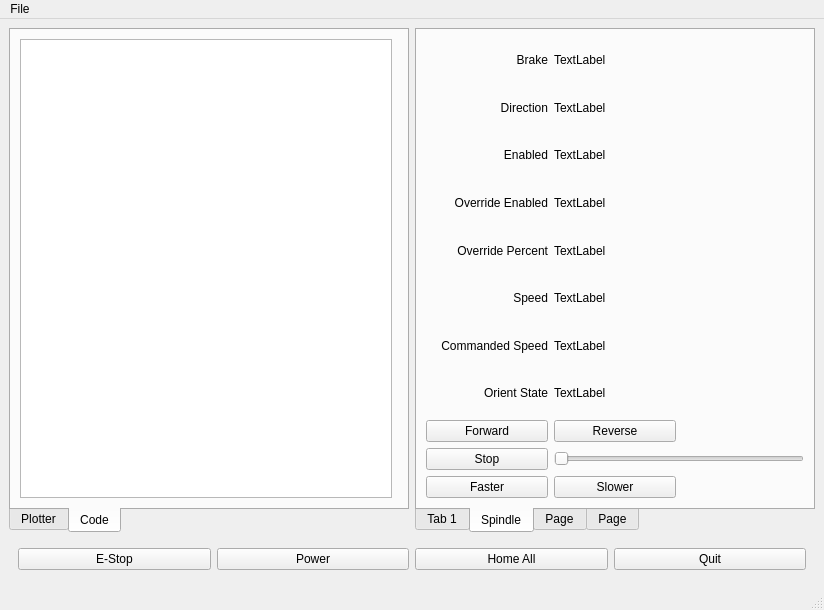
The window that examples/xyz-metric/xyz-metric.ui (jethornton/flexgui) describes before a commit, drawn with Qt 5.
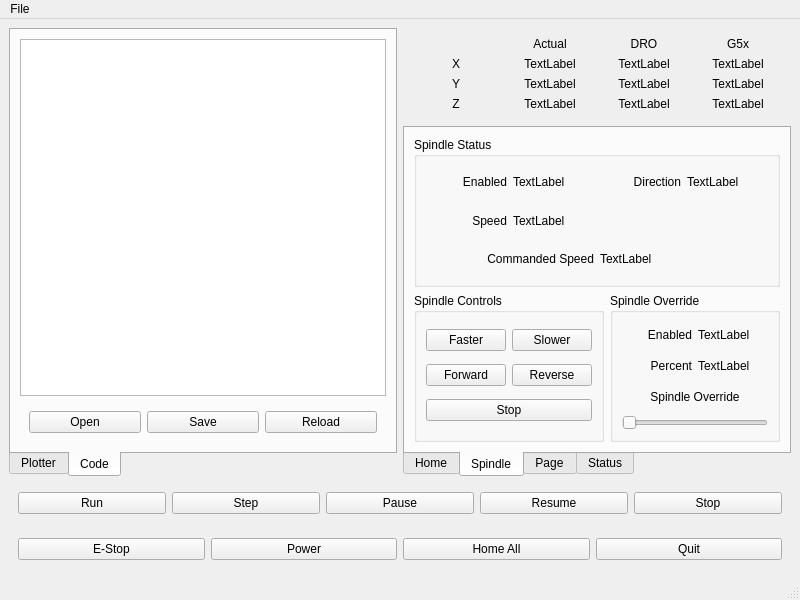
The same window after the commit. The open tabs and pages were chosen to show the change.

What changed in the file:
```diff
--- a/examples/xyz-metric/xyz-metric.ui
+++ b/examples/xyz-metric/xyz-metric.ui
@@ -6,8 +6,8 @@
    <rect>
     <x>0</x>
     <y>0</y>
-    <width>824</width>
-    <height>610</height>
+    <width>800</width>
+    <height>600</height>
    </rect>
   </property>
   <property name="windowTitle">
@@ -15,7 +15,261 @@
   </property>
   <widget class="QWidget" name="centralwidget">
    <layout class="QGridLayout" name="gridLayout">
+    <item row="1" column="2" colspan="2">
+     <widget class="QTabWidget" name="tabWidget_2">
+      <property name="tabPosition">
+       <enum>QTabWidget::South</enum>
+      </property>
+      <property name="currentIndex">
+       <number>1</number>
+      </property>
+      <widget class="QWidget" name="tab_3">
+       <attribute name="title">
+        <string>Home</string>
+       </attribute>
+      </widget>
+      <widget class="QWidget" name="tab_4">
+       <attribute name="title">
+        <string>Spindle</string>
+       </attribute>
+       <layout class="QGridLayout" name="gridLayout_2" columnstretch="1,1">
+        <item row="0" column="0" colspan="2">
+         <widget class="QGroupBox" name="groupBox_3">
+          <property name="title">
+           <string>Spindle Status</string>
+          </property>
+          <layout class="QGridLayout" name="gridLayout_6">
+           <item row="0" column="2">
+            <widget class="QLabel" name="label_2">
+             <property name="text">
+              <string>Direction</string>
+             </property>
+             <property name="alignment">
+              <set>Qt::AlignRight|Qt::AlignTrailing|Qt::AlignVCenter</set>
+             </property>
+            </widget>
+           </item>
+           <item row="0" column="0">
+            <widget class="QLabel" name="label_3">
+             <property name="text">
+              <string>Enabled</string>
+             </property>
+             <property name="alignment">
+              <set>Qt::AlignRight|Qt::AlignTrailing|Qt::AlignVCenter</set>
+             </property>
+            </widget>
+           </item>
+           <item row="0" column="1">
+            <widget class="QLabel" name="spindle_enabled_lb">
+             <property name="text">
+              <string>TextLabel</string>
+             </property>
+            </widget>
+           </item>
+           <item row="2" column="1">
+            <widget class="QLabel" name="spindle_speed_lb">
+             <property name="text">
+              <string>TextLabel</string>
+             </property>
+            </widget>
+           </item>
+           <item row="2" column="0">
+            <widget class="QLabel" name="label_5">
+             <property name="text">
+              <string>Speed</string>
+             </property>
+             <property name="alignment">
+              <set>Qt::AlignRight|Qt::AlignTrailing|Qt::AlignVCenter</set>
+             </property>
+            </widget>
+           </item>
+           <item row="0" column="3">
+            <widget class="QLabel" name="spindle_direction_lb">
+             <property name="text">
+              <string>TextLabel</string>
+             </property>
+            </widget>
+           </item>
+           <item row="3" column="2">
+            <widget class="QLabel" name="spindle_cmd_speed_lb">
+             <property name="text">
+              <string>TextLabel</string>
+             </property>
+            </widget>
+           </item>
+           <item row="3" column="0" colspan="2">
+            <widget class="QLabel" name="label_7">
+             <property name="text">
+              <string>Commanded Speed</string>
+             </property>
+             <property name="alignment">
+              <set>Qt::AlignRight|Qt::AlignTrailing|Qt::AlignVCenter</set>
+             </property>
+            </widget>
+           </item>
+          </layout>
+         </widget>
+        </item>
+        <item row="1" column="0">
+         <widget class="QGroupBox" name="groupBox_2">
+          <property name="title">
+           <string>Spindle Controls</string>
+          </property>
+          <layout class="QGridLayout" name="gridLayout_5">
+           <item row="2" column="0" colspan="2">
+            <widget class="QPushButton" name="spindle_stop_pb">
+             <property name="text">
+              <string>Stop</string>
+             </property>
+            </widget>
+           </item>
+           <item row="1" column="1">
+            <widget class="QPushButton" name="spindle_rev_pb">
+             <property name="text">
+              <string>Reverse</string>
+             </property>
+            </widget>
+           </item>
+           <item row="1" column="0">
+            <widget class="QPushButton" name="spindle_fwd_pb">
+             <property name="text">
+              <string>Forward</string>
+             </property>
+            </widget>
+           </item>
+           <item row="0" column="0">
+            <widget class="QPushButton" name="spindle_plus_pb">
+             <property name="text">
+              <string>Faster</string>
+             </property>
+            </widget>
+           </item>
+           <item row="0" column="1">
+            <widget class="QPushButton" name="spindle_minus_pb">
+             <property name="text">
+              <string>Slower</string>
+             </property>
+            </widget>
+           </item>
+          </layout>
+         </widget>
+        </item>
+        <item row="1" column="1">
+         <widget class="QGroupBox" name="groupBox">
+          <property name="title">
+           <string>Spindle Override</string>
+          </property>
+          <layout class="QGridLayout" name="gridLayout_4">
+           <item row="1" column="1">
+            <widget class="QLabel" name="spindle_override_lb">
+             <property name="text">
+              <string>TextLabel</string>
+             </property>
+            </widget>
+           </item>
+           <item row="1" column="0">
+            <widget class="QLabel" name="label_6">
+             <property name="text">
+              <string>Percent</string>
+             </property>
+             <property name="alignment">
+              <set>Qt::AlignRight|Qt::AlignTrailing|Qt::AlignVCenter</set>
+             </property>
+            </widget>
+           </item>
+           <item row="0" column="0">
+            <widget class="QLabel" name="label_4">
+             <property name="text">
+              <string>Enabled</string>
+             </property>
+             <property name="alignment">
+              <set>Qt::AlignRight|Qt::AlignTrailing|Qt::AlignVCenter</set>
+             </property>
+            </widget>
+           </item>
+           <item row="2" column="0" colspan="2">
+            <widget class="QLabel" name="label">
+             <property name="text">
+              <string>Spindle Override</string>
+             </property>
+             <property name="alignment">
+              <set>Qt::AlignCenter</set>
+             </property>
+            </widget>
+           </item>
+           <item row="0" column="1">
+            <widget class="QLabel" name="spindle_override_enabled_lb">
+             <property name="text">
+              <string>TextLabel</string>
+             </property>
+            </widget>
+           </item>
+           <item row="3" column="0" colspan="2">
+            <widget class="QSlider" name="spindle_override_sl">
+             <property name="orientation">
+              <enum>Qt::Horizontal</enum>
+             </property>
+            </widget>
+           </item>
+          </layout>
+         </widget>
+        </item>
+       </layout>
+      </widget>
+      <widget class="QWidget" name="tab_5">
+       <attribute name="title">
+        <string>Page</string>
+       </attribute>
+      </widget>
+      <widget class="QWidget" name="tab_6">
+       <attribute name="title">
+        <string>Status</string>
+       </attribute>
+      </widget>
+     </widget>
+    </item>
     <item row="2" column="0" colspan="4">
+     <widget class="QWidget" name="widget_3" native="true">
+      <layout class="QHBoxLayout" name="horizontalLayout_4">
+       <item>
+        <widget class="QPushButton" name="run_pb">
+         <property name="text">
+          <string>Run</string>
+         </property>
+        </widget>
+       </item>
+       <item>
+        <widget class="QPushButton" name="step_pb">
+         <property name="text">
+          <string>Step</string>
+         </property>
+        </widget>
+       </item>
+       <item>
+        <widget class="QPushButton" name="pause_pb">
+         <property name="text">
+          <string>Pause</string>
+         </property>
+        </widget>
+       </item>
+       <item>
+        <widget class="QPushButton" name="resume_pb">
+         <property name="text">
+          <string>Resume</string>
+         </property>
+        </widget>
+       </item>
+       <item>
+        <widget class="QPushButton" name="stop_pb">
+         <property name="text">
+          <string>Stop</string>
+         </property>
+        </widget>
+       </item>
+      </layout>
+     </widget>
+    </item>
+    <item row="3" column="0" colspan="4">
      <widget class="QWidget" name="widget_2" native="true">
       <layout class="QHBoxLayout" name="horizontalLayout_3">
        <item>
@@ -49,7 +303,163 @@
       </layout>
      </widget>
     </item>
-    <item row="0" column="0" colspan="2">
+    <item row="0" column="2" colspan="2">
+     <widget class="QWidget" name="widget_4" native="true">
+      <layout class="QGridLayout" name="gridLayout_3">
+       <item row="1" column="0">
+        <widget class="QLabel" name="label_9">
+         <property name="text">
+          <string>X</string>
+         </property>
+         <property name="alignment">
+          <set>Qt::AlignCenter</set>
+         </property>
+        </widget>
+       </item>
+       <item row="0" column="1">
+        <widget class="QLabel" name="label_12">
+         <property name="text">
+          <string>Actual</string>
+         </property>
+         <property name="alignment">
+          <set>Qt::AlignCenter</set>
+         </property>
+        </widget>
+       </item>
+       <item row="3" column="0">
+        <widget class="QLabel" name="label_10">
+         <property name="text">
+          <string>Z</string>
+         </property>
+         <property name="alignment">
+          <set>Qt::AlignCenter</set>
+         </property>
+        </widget>
+       </item>
+       <item row="2" column="0">
+        <widget class="QLabel" name="label_8">
+         <property name="text">
+          <string>Y</string>
+         </property>
+         <property name="alignment">
+          <set>Qt::AlignCenter</set>
+         </property>
+        </widget>
+       </item>
+       <item row="0" column="3">
+        <widget class="QLabel" name="label_13">
+         <property name="text">
+          <string>G5x</string>
+         </property>
+         <property name="alignment">
+          <set>Qt::AlignCenter</set>
+         </property>
+        </widget>
+       </item>
+       <item row="0" column="2">
+        <widget class="QLabel" name="label_11">
+         <property name="text">
+          <string>DRO</string>
+         </property>
+         <property name="alignment">
+          <set>Qt::AlignCenter</set>
+         </property>
+        </widget>
+       </item>
+       <item row="1" column="2">
+        <widget class="QLabel" name="dro_lb_x">
+         <property name="text">
+          <string>TextLabel</string>
+         </property>
+         <property name="alignment">
+          <set>Qt::AlignCenter</set>
+         </property>
+        </widget>
+       </item>
+       <item row="1" column="3">
+        <widget class="QLabel" name="g5x_lb_x">
+         <property name="text">
+          <string>TextLabel</string>
+         </property>
+         <property name="alignment">
+          <set>Qt::AlignCenter</set>
+         </property>
+        </widget>
+       </item>
+       <item row="1" column="1">
+        <widget class="QLabel" name="actual_lb_x">
+         <property name="text">
+          <string>TextLabel</string>
+         </property>
+         <property name="alignment">
+          <set>Qt::AlignCenter</set>
+         </property>
+        </widget>
+       </item>
+       <item row="2" column="1">
+        <widget class="QLabel" name="actual_lb_y">
+         <property name="text">
+          <string>TextLabel</string>
+         </property>
+         <property name="alignment">
+          <set>Qt::AlignCenter</set>
+         </property>
+        </widget>
+       </item>
+       <item row="3" column="1">
+        <widget class="QLabel" name="actual_lb_z">
+         <property name="text">
+          <string>TextLabel</string>
+         </property>
+         <property name="alignment">
+          <set>Qt::AlignCenter</set>
+         </property>
+        </widget>
+       </item>
+       <item row="2" column="2">
+        <widget class="QLabel" name="dro_lb_y">
+         <property name="text">
+          <string>TextLabel</string>
+         </property>
+         <property name="alignment">
+          <set>Qt::AlignCenter</set>
+         </property>
+        </widget>
+       </item>
+       <item row="3" column="2">
+        <widget class="QLabel" name="dro_lb_z">
+         <property name="text">
+          <string>TextLabel</string>
+         </property>
+         <property name="alignment">
+          <set>Qt::AlignCenter</set>
+         </property>
+        </widget>
+       </item>
+       <item row="2" column="3">
+        <widget class="QLabel" name="g5x_lb_y">
+         <property name="text">
+          <string>TextLabel</string>
+         </property>
+         <property name="alignment">
+          <set>Qt::AlignCenter</set>
+         </property>
+        </widget>
+       </item>
+       <item row="3" column="3">
+        <widget class="QLabel" name="g5x_lb_z">
+         <property name="text">
+          <string>TextLabel</string>
+         </property>
+         <property name="alignment">
+          <set>Qt::AlignCenter</set>
+         </property>
+        </widget>
+       </item>
+      </layout>
+     </widget>
+    </item>
+    <item row="0" column="0" rowspan="2" colspan="2">
      <widget class="QTabWidget" name="tabWidget">
       <property name="tabPosition">
        <enum>QTabWidget::South</enum>
@@ -78,238 +488,39 @@
        <attribute name="title">
         <string>Code</string>
        </attribute>
-       <layout class="QHBoxLayout" name="horizontalLayout_2">
+       <layout class="QVBoxLayout" name="verticalLayout">
         <item>
          <widget class="QPlainTextEdit" name="gcode_pte"/>
         </item>
         <item>
-         <widget class="QWidget" name="widget" native="true"/>
-        </item>
-       </layout>
-      </widget>
-     </widget>
-    </item>
-    <item row="0" column="2" colspan="2">
-     <widget class="QTabWidget" name="tabWidget_2">
-      <property name="tabPosition">
-       <enum>QTabWidget::South</enum>
-      </property>
-      <property name="currentIndex">
-       <number>1</number>
-      </property>
-      <widget class="QWidget" name="tab_3">
-       <attribute name="title">
-        <string>Tab 1</string>
-       </attribute>
-      </widget>
-      <widget class="QWidget" name="tab_4">
-       <attribute name="title">
-        <string>Spindle</string>
-       </attribute>
-       <layout class="QGridLayout" name="gridLayout_2" columnstretch="1,1,1">
-        <item row="5" column="0">
-         <widget class="QLabel" name="label_5">
-          <property name="text">
-           <string>Speed</string>
-          </property>
-          <property name="alignment">
-           <set>Qt::AlignRight|Qt::AlignTrailing|Qt::AlignVCenter</set>
-          </property>
+         <widget class="QWidget" name="widget" native="true">
+          <layout class="QHBoxLayout" name="horizontalLayout_2">
+           <item>
+            <widget class="QPushButton" name="open_pb">
+             <property name="text">
+              <string>Open</string>
+             </property>
+            </widget>
+           </item>
+           <item>
+            <widget class="QPushButton" name="save_pb">
+             <property name="text">
+              <string>Save</string>
+             </property>
+            </widget>
+           </item>
+           <item>
+            <widget class="QPushButton" name="reload_pb">
+             <property name="text">
+              <string>Reload</string>
+             </property>
+            </widget>
+           </item>
+          </layout>
          </widget>
         </item>
-        <item row="6" column="0">
-         <widget class="QLabel" name="label_7">
-          <property name="text">
-           <string>Commanded Speed</string>
-          </property>
-          <property name="alignment">
-           <set>Qt::AlignRight|Qt::AlignTrailing|Qt::AlignVCenter</set>
-          </property>
-         </widget>
-        </item>
-        <item row="1" column="0">
-         <widget class="QLabel" name="label_2">
-          <property name="text">
-           <string>Direction</string>
-          </property>
-          <property name="alignment">
-           <set>Qt::AlignRight|Qt::AlignTrailing|Qt::AlignVCenter</set>
-          </property>
-         </widget>
-        </item>
-        <item row="10" column="0">
-         <widget class="QPushButton" name="spindle_plus_pb">
-          <property name="text">
-           <string>Faster</string>
-          </property>
-         </widget>
-        </item>
-        <item row="2" column="1">
-         <widget class="QLabel" name="spindle_enabled_lb">
-          <property name="text">
-           <string>TextLabel</string>
-          </property>
-         </widget>
-        </item>
-        <item row="6" column="1">
-         <widget class="QLabel" name="spindle_cmd_speed_lb">
-          <property name="text">
-           <string>TextLabel</string>
-          </property>
-         </widget>
-        </item>
-        <item row="5" column="1">
-         <widget class="QLabel" name="spindle_speed_lb">
-          <property name="text">
-           <string>TextLabel</string>
-          </property>
-         </widget>
-        </item>
-        <item row="4" column="0">
-         <widget class="QLabel" name="label_6">
-          <property name="text">
-           <string>Override Percent</string>
-          </property>
-          <property name="alignment">
-           <set>Qt::AlignRight|Qt::AlignTrailing|Qt::AlignVCenter</set>
-          </property>
-         </widget>
-        </item>
-        <item row="8" column="0">
-         <widget class="QPushButton" name="spindle_fwd_pb">
-          <property name="text">
-           <string>Forward</string>
-          </property>
-         </widget>
-        </item>
-        <item row="7" column="0">
-         <widget class="QLabel" name="label_8">
-          <property name="text">
-           <string>Orient State</string>
-          </property>
-          <property name="alignment">
-           <set>Qt::AlignRight|Qt::AlignTrailing|Qt::AlignVCenter</set>
-          </property>
-         </widget>
-        </item>
-        <item row="3" column="0">
-         <widget class="QLabel" name="label_4">
-          <property name="text">
-           <string>Override Enabled</string>
-          </property>
-          <property name="alignment">
-           <set>Qt::AlignRight|Qt::AlignTrailing|Qt::AlignVCenter</set>
-          </property>
-         </widget>
-        </item>
-        <item row="9" column="0">
-         <widget class="QPushButton" name="spindle_stop_pb">
-          <property name="text">
-           <string>Stop</string>
-          </property>
-         </widget>
-        </item>
-        <item row="10" column="1">
-         <widget class="QPushButton" name="spindle_minus_pb">
-          <property name="text">
-           <string>Slower</string>
-          </property>
-         </widget>
-        </item>
-        <item row="2" column="0">
-         <widget class="QLabel" name="label_3">
-          <property name="text">
-           <string>Enabled</string>
-          </property>
-          <property name="alignment">
-           <set>Qt::AlignRight|Qt::AlignTrailing|Qt::AlignVCenter</set>
-          </property>
-         </widget>
-        </item>
-        <item row="0" column="0">
-         <widget class="QLabel" name="label">
-          <property name="text">
-           <string>Brake</string>
-          </property>
-          <property name="alignment">
-           <set>Qt::AlignRight|Qt::AlignTrailing|Qt::AlignVCenter</set>
-          </property>
-         </widget>
-        </item>
-        <item row="0" column="1">
-         <widget class="QLabel" name="spindle_brake_lb">
-          <property name="text">
-           <string>TextLabel</string>
-          </property>
-         </widget>
-        </item>
-        <item row="8" column="1">
-         <widget class="QPushButton" name="spindle_rev_pb">
-          <property name="text">
-           <string>Reverse</string>
-          </property>
-         </widget>
-        </item>
-        <item row="1" column="1">
-         <widget class="QLabel" name="spindle_direction_lb">
-          <property name="text">
-           <string>TextLabel</string>
-          </property>
-         </widget>
-        </item>
-        <item row="3" column="1">
-         <widget class="QLabel" name="spindle_override_enabled_lb">
-          <property name="text">
-           <string>TextLabel</string>
-          </property>
-         </widget>
-        </item>
-        <item row="4" column="1">
-         <widget class="QLabel" name="spindle_override_lb">
-          <property name="text">
-           <string>TextLabel</string>
-          </property>
-         </widget>
-        </item>
-        <item row="7" column="1">
-         <widget class="QLabel" name="spindle_orient_state_lb">
-          <property name="text">
-           <string>TextLabel</string>
-          </property>
-         </widget>
-        </item>
-        <item row="4" column="2">
-         <spacer name="horizontalSpacer">
-          <property name="orientation">
-           <enum>Qt::Horizontal</enum>
-          </property>
-          <property name="sizeHint" stdset="0">
-           <size>
-            <width>40</width>
-            <height>20</height>
-           </size>
-          </property>
-         </spacer>
-        </item>
-        <item row="9" column="1" colspan="2">
-         <widget class="QSlider" name="spindle_override_sl">
-          <property name="orientation">
-           <enum>Qt::Horizontal</enum>
-          </property>
-         </widget>
-        </item>
        </layout>
       </widget>
-      <widget class="QWidget" name="tab_5">
-       <attribute name="title">
-        <string>Page</string>
-       </attribute>
-      </widget>
-      <widget class="QWidget" name="tab_6">
-       <attribute name="title">
-        <string>Page</string>
-       </attribute>
-      </widget>
      </widget>
     </item>
    </layout>
@@ -319,7 +530,7 @@
     <rect>
      <x>0</x>
      <y>0</y>
-     <width>824</width>
+     <width>800</width>
      <height>24</height>
     </rect>
    </property>
```
Left out of the diff: 2 changed lines with no effect on the pictures.
